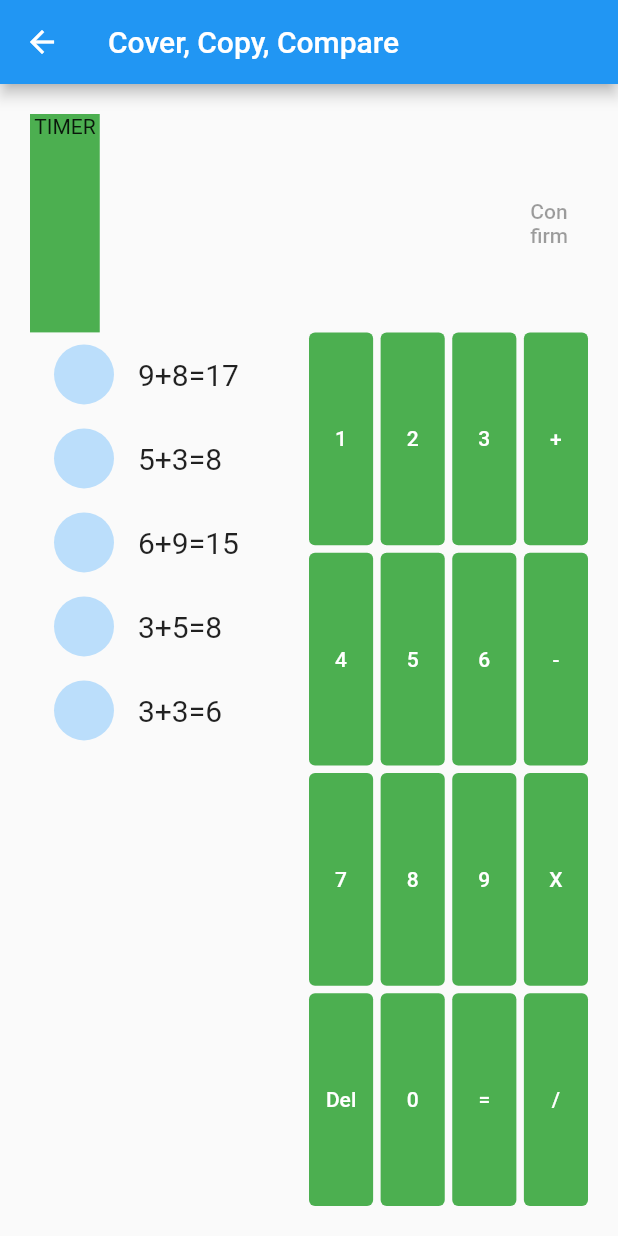
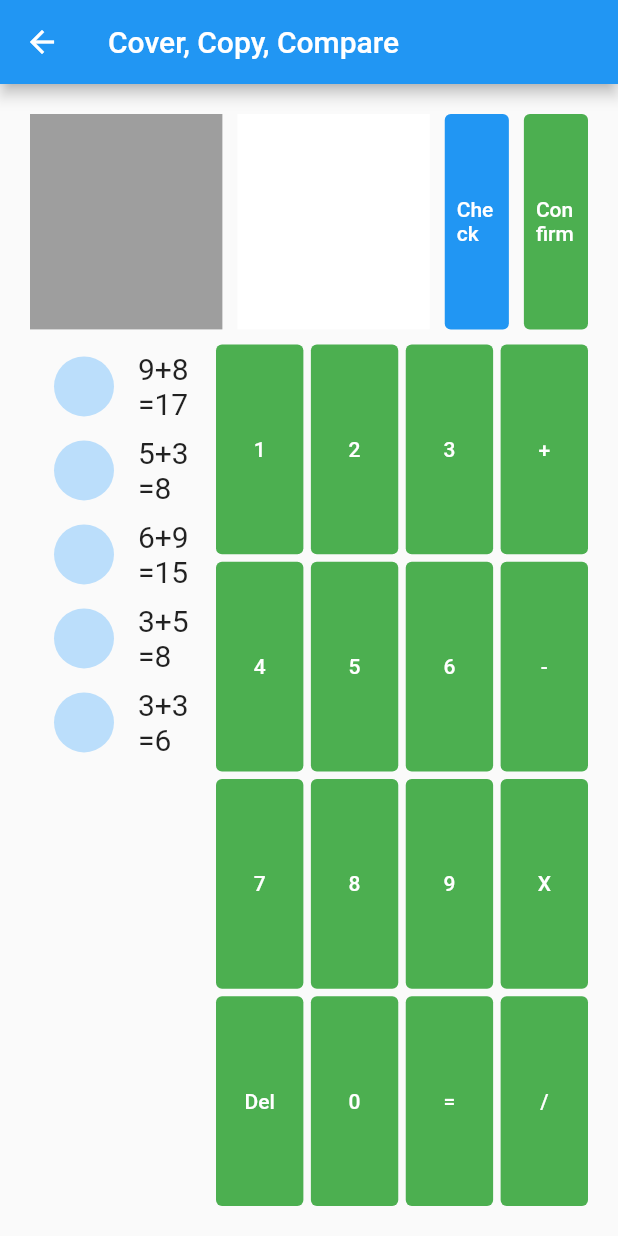
Before and after one commit to miyamot0/CCC_math_facts_flutter, a Flutter app: the MathFactsCCC screen opened directly, on a phone screen of 412 x 824 dp. Run offline on Flutter 3.47's test engine with Material 2 defaults, Android fonts, the phone set to English and light mode, and no system bars; our stand-ins replace cloud_firestore, firebase_auth, firebase_core, flutter_spinkit, flutter_svg; accounts and stored records are empty.

Commit message:
Additional interface work

```diff
--- a/lib/screens/mathfacts/heads_up.dart
+++ b/lib/screens/mathfacts/heads_up.dart
@@ -1,10 +1,23 @@
+import 'dart:ui';
+
 import 'package:flutter/material.dart';
 import 'package:flutter_svg/flutter_svg.dart';
 
 class HeadsUpPanel extends StatelessWidget {
-  const HeadsUpPanel({Key key, this.entryBarDynamic}) : super(key: key);
+  const HeadsUpPanel(
+      {Key key,
+      this.entryBarDynamic,
+      this.entryPanelColor,
+      this.viewPanelColor,
+      this.toggleEntry,
+      this.showEntry})
+      : super(key: key);
 
   final List<String> entryBarDynamic;
+  final Color entryPanelColor;
+  final Color viewPanelColor;
+  final Function toggleEntry;
+  final bool showEntry;
 
   @override
   Widget build(BuildContext context) {
@@ -16,17 +29,10 @@ class HeadsUpPanel extends StatelessWidget {
           mainAxisAlignment: MainAxisAlignment.spaceEvenly,
           crossAxisAlignment: CrossAxisAlignment.stretch,
           children: [
-            const Expanded(
-                flex: 1,
-                child: DecoratedBox(
-                  decoration: BoxDecoration(color: Colors.green),
-                  child: Text(
-                    'TIMER',
-                    textAlign: TextAlign.center,
-                  ),
-                )),
             Expanded(
               flex: 6,
+              child: ColoredBox(
+                color: showEntry ? viewPanelColor : entryPanelColor,
                 child: ListView.builder(
                     itemCount: len,
                     shrinkWrap: true,
@@ -39,13 +45,62 @@ class HeadsUpPanel extends StatelessWidget {
                       );
                     }),
               ),
-            const Expanded(
-              flex: 1,
+            ),
+            SizedBox(
+              width: 10,
+            ),
+            Expanded(
+              flex: 6,
+              child: ColoredBox(
+                color: showEntry ? entryPanelColor : viewPanelColor,
+                child: const Text(""),
+                /*
+                ListView.builder(
+                    itemCount: len,
+                    shrinkWrap: true,
+                    scrollDirection: Axis.horizontal,
+                    itemBuilder: (context, index) {
+                      return SvgPicture.asset(
+                        "assets/images/${entryBarDynamic[index]}",
+                        fit: BoxFit.contain,
+                        width: 50,
+                      );
+                    }),
+                    */
+              ),
+            ),
+            SizedBox(
+              width: 10,
+            ),
+            showEntry
+                ? SizedBox(
+                    width: 0,
+                  )
+                : Expanded(
+                    flex: 2,
                     child: TextButton(
+                        onPressed: () {},
+                        style: TextButton.styleFrom(
+                            primary: Colors.white,
+                            backgroundColor: Colors.blue),
                         //onPressed: () {},
                         //style: TextButton.styleFrom(primary: Colors.white),
                         //onPressed: () { print("Confirm")},
-                  child: Text('Confirm')),
+                        child: const Text('Check')),
+                  ),
+            SizedBox(
+              width: 10,
+            ),
+            Expanded(
+              flex: 2,
+              child: TextButton(
+                  onPressed: toggleEntry,
+                  style: TextButton.styleFrom(
+                      primary: Colors.white, backgroundColor: Colors.green),
+                  //onPressed: () {},
+                  //style: TextButton.styleFrom(primary: Colors.white),
+                  //onPressed: () { print("Confirm")},
+                  child: const Text('Confirm')),
             ),
           ],
         ));
--- a/lib/screens/mathfacts/mathfacts_ccc.dart
+++ b/lib/screens/mathfacts/mathfacts_ccc.dart
@@ -73,6 +73,15 @@ class _MathFactsCCCState extends State<MathFactsCCC> {
   List<String> listProblems = ["9+8=17", "5+3=8", "6+9=15", "3+5=8", "3+3=6"];
 
   List<String> dynamicProblemList;
+  Color entryPanel = Colors.grey;
+  Color viewPanel = Colors.white;
+  bool showEntry = false;
+
+  void _toggleEntry() {
+    setState(() {
+      showEntry = !showEntry;
+    });
+  }
 
   @override
   Widget build(BuildContext context) {
@@ -86,6 +95,13 @@ class _MathFactsCCCState extends State<MathFactsCCC> {
             children: [
               HeadsUpPanel(
                 entryBarDynamic: dynamicProblemList,
+                entryPanelColor: entryPanel,
+                viewPanelColor: viewPanel,
+                toggleEntry: _toggleEntry,
+                showEntry: showEntry,
+              ),
+              const SizedBox(
+                height: 10,
               ),
               Expanded(
                   flex: 4,
@@ -165,6 +181,7 @@ class _MathFactsCCCState extends State<MathFactsCCC> {
                                         listProblems.removeAt(index);
                                       });
 
+                                      /*
                                       Future.delayed(const Duration(seconds: 3))
                                           .then((value) {
                                         isOngoing = false;
@@ -174,6 +191,7 @@ class _MathFactsCCCState extends State<MathFactsCCC> {
                                           modString = null;
                                         });
                                       });
+                                      */
                                     },
                                     child: const CircleAvatar(
                                       foregroundColor: Colors.blue,
@@ -186,7 +204,7 @@ class _MathFactsCCCState extends State<MathFactsCCC> {
                             }),
                       ),
                       const Expanded(
-                        flex: 1,
+                        flex: 2,
                         child: KeyPad(),
                       ),
                     ],
```
Lines whose indentation alone changed are shown as unchanged.
